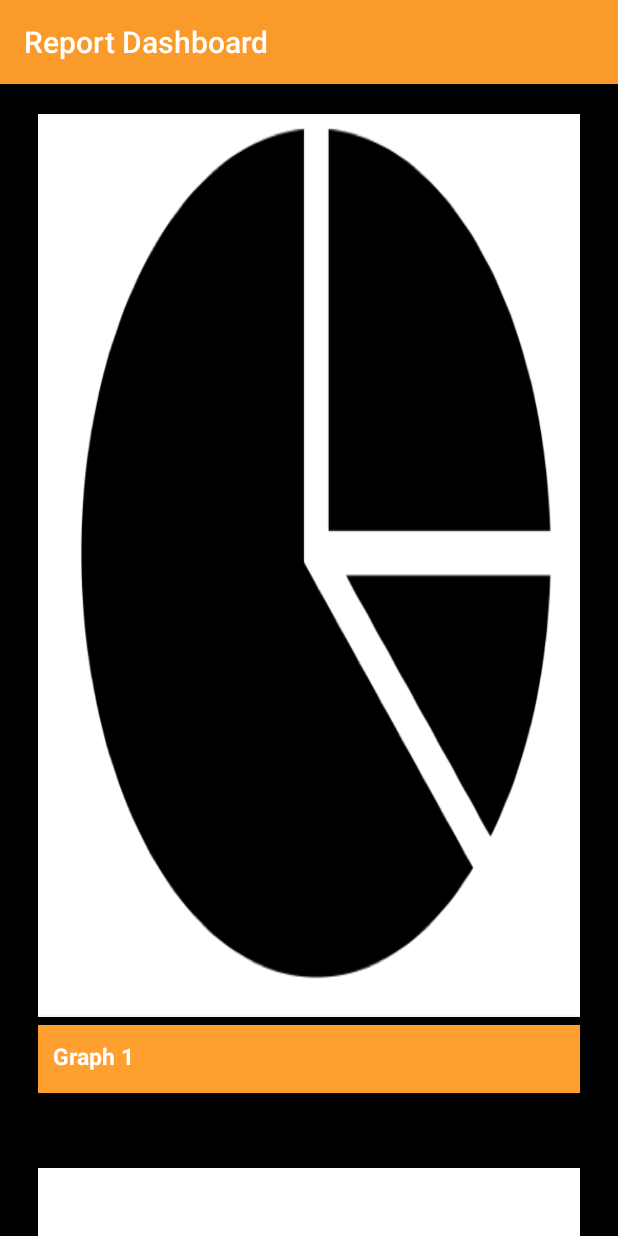
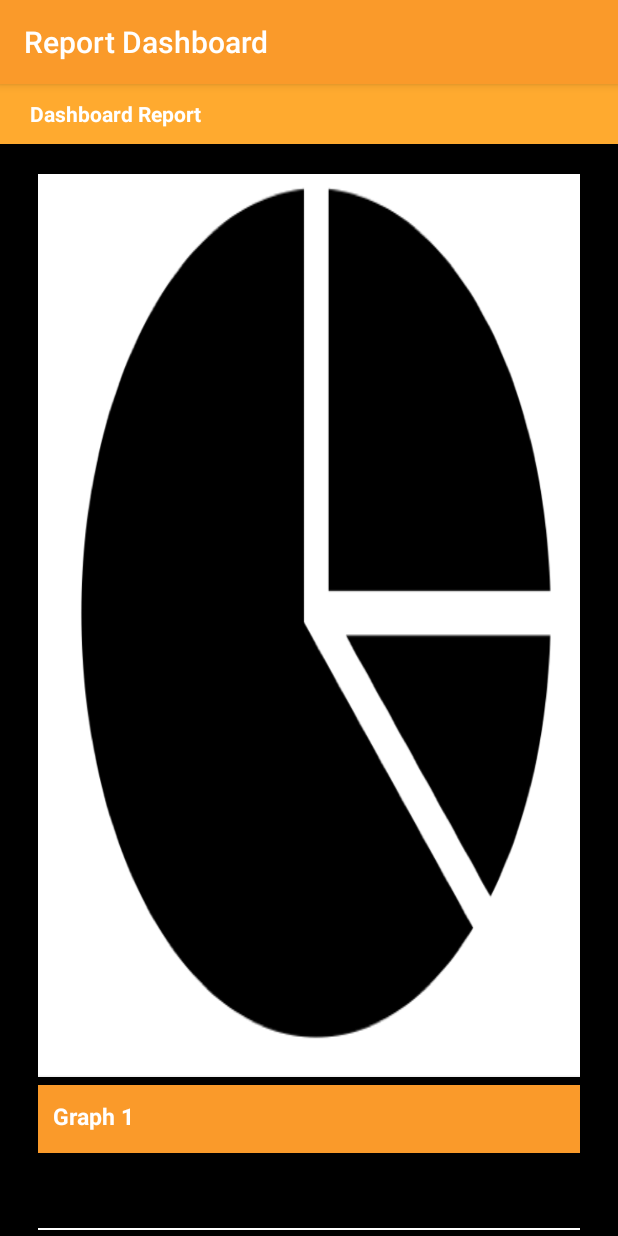
Before and after one commit to nguyennhi263/ReportDashboard, an Android app: the screen it shows after launch (MainActivity), on a phone screen of 412 x 824 dp. Run offline under Robolectric (Android 15) with nearby library versions, the phone set to English and light mode, and no system bars.

Commit message:
Activity main layout edit

```diff
--- a/app/src/main/AndroidManifest.xml
+++ b/app/src/main/AndroidManifest.xml
@@ -16,7 +16,8 @@
                 <category android:name="android.intent.category.LAUNCHER" />
             </intent-filter>
         </activity>
-        <activity android:name=".Activities.LogInActivity"></activity>
+        <activity android:name=".Activities.LogInActivity" />
+        <activity android:name=".Activities.SettingActivity"></activity>
     </application>
 
 </manifest>
--- a/app/src/main/res/layout/activity_main.xml
+++ b/app/src/main/res/layout/activity_main.xml
@@ -5,22 +5,35 @@
     android:layout_width="match_parent"
     android:layout_height="match_parent"
     tools:context="vn.com.ifca.reportdashboard.MainActivity"
-    android:weightSum="1"
+    android:weightSum="10"
     android:orientation="vertical"
     android:background="@color/Black">
+
+    <TextView
+        android:id="@+id/textView3"
+        android:layout_width="match_parent"
+        android:layout_height="40dp"
+        android:text="Dashboard Report"
+        android:textColor="@color/White"
+        android:textStyle="bold"
+        android:background="@color/LighterOrange"
+        android:paddingLeft="20dp"
+        android:paddingTop="10dp"
+        android:textSize="14dp"/>
 
     <ScrollView
         android:layout_width="match_parent"
         android:layout_height="wrap_content"
-        android:layout_marginTop="20dp"
-        android:fillViewport="true">
+        android:fillViewport="true"
+        android:layout_weight="11">
 
         <LinearLayout
             android:layout_width="match_parent"
             android:layout_height="wrap_content"
             android:orientation="vertical"
             android:weightSum="5"
-            android:background="@color/Black">
+            android:background="@color/Black"
+            android:layout_marginTop="20dp">
 
             <ImageButton
                 android:id="@+id/graph1"
@@ -44,7 +57,7 @@
                 android:padding="10dp"
                 android:layout_marginRight="25dp"
                 android:layout_marginLeft="25dp"
-                android:background="@color/LighterOrange"/>
+                android:background="@color/Orange"/>
 
             <ImageButton
                 android:id="@+id/graph2"
@@ -69,7 +82,7 @@
                 android:padding="10dp"
                 android:layout_marginRight="25dp"
                 android:layout_marginLeft="25dp"
-                android:background="@color/LighterOrange"/>
+                android:background="@color/Orange"/>
         </LinearLayout>
     </ScrollView>
 </LinearLayout>
--- a/app/src/main/res/values/colors.xml
+++ b/app/src/main/res/values/colors.xml
@@ -6,5 +6,5 @@
     <color name="Black">#000000</color>
     <color name="White">#FFFFFF</color>
     <color name="Orange">#FA9A2A</color>
-    <color name="LighterOrange">#FF9F2F</color>
+    <color name="LighterOrange">#FFAA2F</color>
 </resources>
```
Also changed, not shown: app/src/main/java/vn/com/ifca/reportdashboard/Activities/SettingActivity.java (added, +13 -0 lines), app/src/main/res/layout/activity_setting.xml (added, +10 -0 lines).
